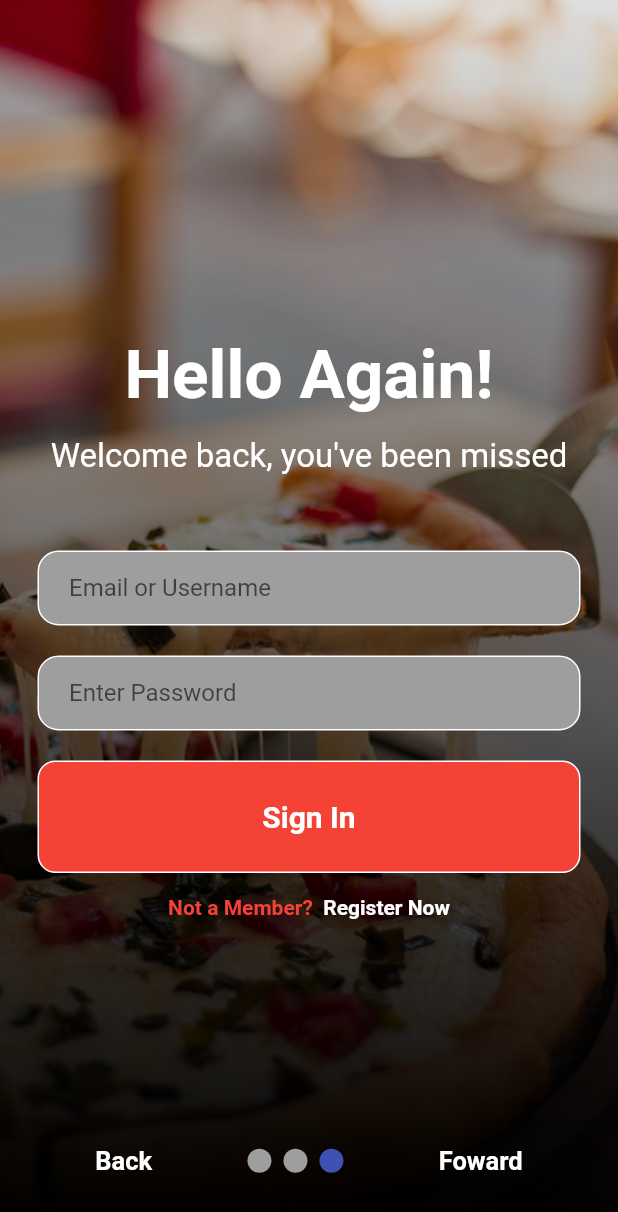
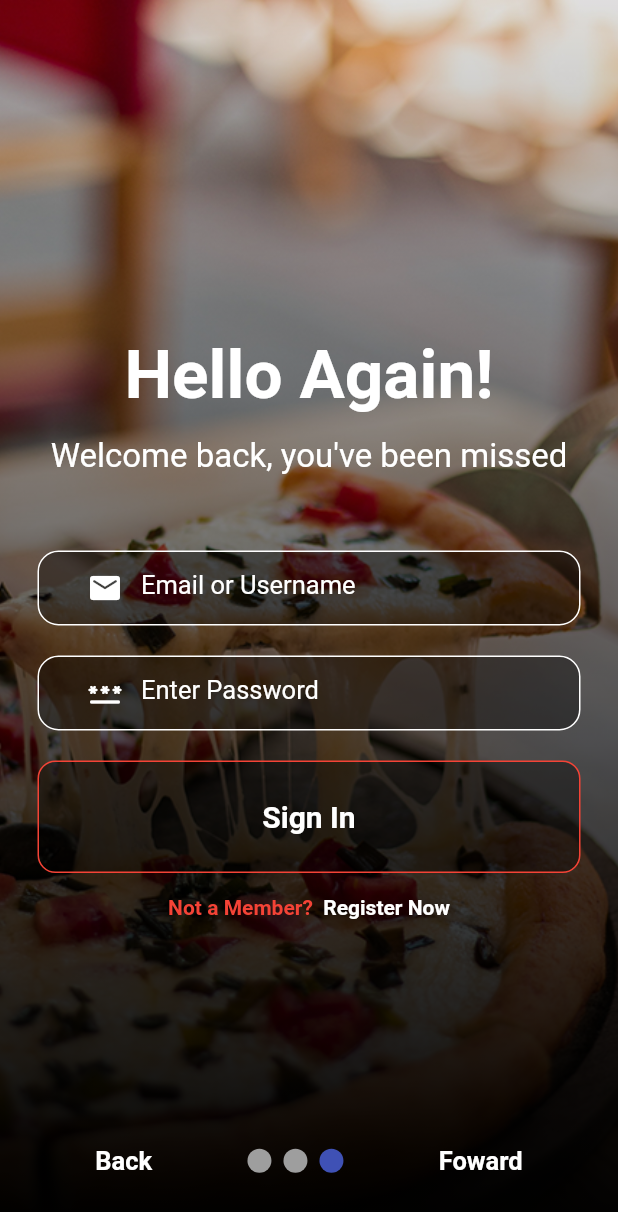
Before and after one commit to OscarNii/Flutter-PizzaApp-, a Flutter app: the screen it shows after launch, swiped to page 3, on a phone screen of 412 x 824 dp. Shown: the top 1212 px of the screen. Run offline on Flutter 3.47's test engine with Material 2 defaults, Android fonts, the light colour scheme and no system bars; drawn by our look-alikes of smooth_page_indicator.

Commit message:
Password added

```diff
--- a/lib/screens/pages/page3.dart
+++ b/lib/screens/pages/page3.dart
@@ -59,7 +59,7 @@ class _Page3State extends State<Page3> {
                     padding: const EdgeInsets.symmetric(horizontal: 25.0),
                     child: Container(
                       decoration: BoxDecoration(
-                          color: Colors.grey,
+                        color: Colors.black38,
                         border: Border.all(
                           color: Colors.white,
                         ),
@@ -71,6 +71,12 @@ class _Page3State extends State<Page3> {
                           decoration: InputDecoration(
                             border: InputBorder.none,
                             hintText: 'Email or Username',
+                            hintStyle:
+                                TextStyle(fontSize: 17.0, color: Colors.white),
+                            prefixIcon: Icon(
+                              Icons.email_rounded,
+                              color: Colors.white,
+                            ),
                           ),
                         ),
                       ),
@@ -81,7 +87,7 @@ class _Page3State extends State<Page3> {
                     padding: const EdgeInsets.symmetric(horizontal: 25.0),
                     child: Container(
                       decoration: BoxDecoration(
-                          color: Colors.grey,
+                        color: Colors.black38,
                         border: Border.all(
                           color: Colors.white,
                         ),
@@ -94,7 +100,14 @@ class _Page3State extends State<Page3> {
                           decoration: InputDecoration(
                               border: InputBorder.none,
                               hintText: 'Enter Password',
+                              hintStyle: TextStyle(
+                                fontSize: 17.0,
+                                color: Colors.white,
                               ),
+                              prefixIcon: Icon(
+                                Icons.password_rounded,
+                                color: Colors.white,
+                              )),
                         ),
                       ),
                     ),
@@ -106,9 +119,9 @@ class _Page3State extends State<Page3> {
                       padding: EdgeInsets.all(25),
                       decoration: BoxDecoration(
                         borderRadius: BorderRadius.circular(12),
+                        color: Colors.black38,
+                        border: Border.all(
                           color: Colors.red,
-                          border: Border.all(
-                            color: Colors.white,
                         ),
                       ),
                       child: Center(
@@ -146,7 +159,8 @@ class _Page3State extends State<Page3> {
                 ],
               ),
             ),
-            ))
+          ),
+        )
       ],
     );
   }
```
Lines whose indentation alone changed are shown as unchanged.
